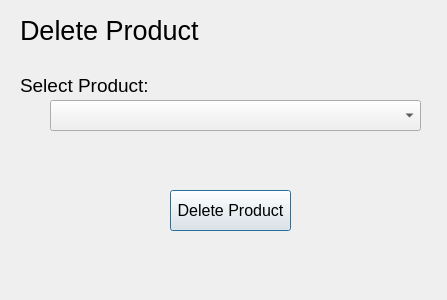
Old version of the form UI/DeleteProduct.ui in the repository rishav-karanjit/WatchMen-keep-track-of-your-shopping-list.
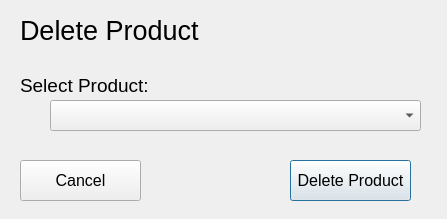
New version of the form.

Commit message: Delete Product Completed

What changed in the file:
```diff
--- a/UI/DeleteProduct.ui
+++ b/UI/DeleteProduct.ui
@@ -7,7 +7,7 @@
     <x>0</x>
     <y>0</y>
     <width>447</width>
-    <height>300</height>
+    <height>219</height>
    </rect>
   </property>
   <property name="windowTitle">
@@ -62,8 +62,8 @@
   <widget class="QPushButton" name="pushButton">
    <property name="geometry">
     <rect>
-     <x>170</x>
-     <y>190</y>
+     <x>290</x>
+     <y>160</y>
      <width>121</width>
      <height>41</height>
     </rect>
@@ -77,6 +77,24 @@
     <string>Delete Product</string>
    </property>
   </widget>
+  <widget class="QPushButton" name="Cancel">
+   <property name="geometry">
+    <rect>
+     <x>20</x>
+     <y>160</y>
+     <width>121</width>
+     <height>41</height>
+    </rect>
+   </property>
+   <property name="font">
+    <font>
+     <pointsize>12</pointsize>
+    </font>
+   </property>
+   <property name="text">
+    <string>Cancel</string>
+   </property>
+  </widget>
  </widget>
  <resources/>
  <connections/>
```
Left out of the diff: 4 changed lines with no effect on the pictures. The commit also changes 2 other files.
